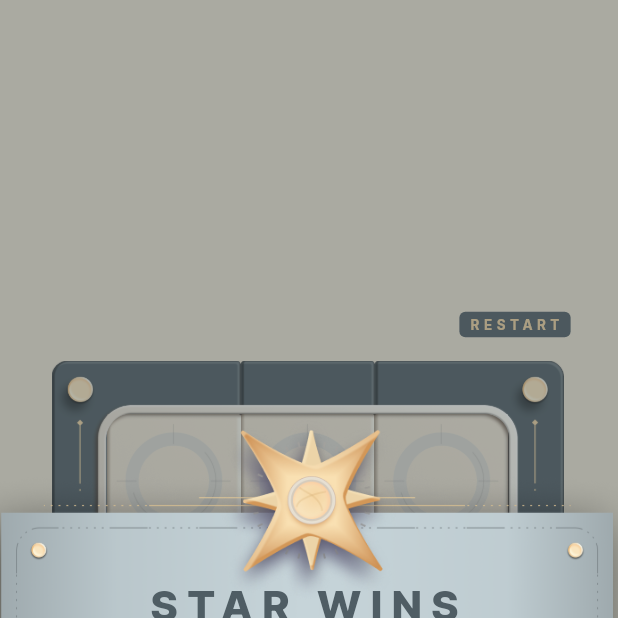
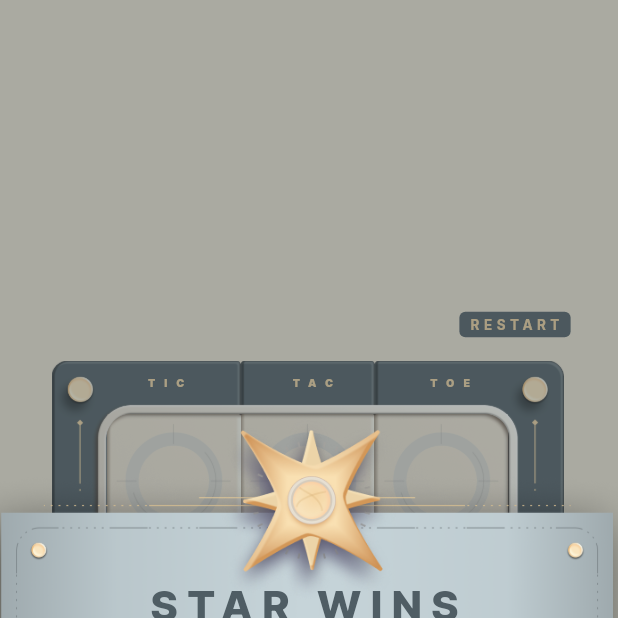
Before and after one commit to sanihaq/cosmic_tic_tac_toe, a Flutter app: the screen it shows after launch, on a phone screen of 412 x 824 dp, the top half of it. Run offline on Flutter 3.47's test engine with Material 2 defaults, Android fonts, the phone set to English and light mode, and no system bars; missing offline and left inert: flutter_reactive_value, window_manager.

Commit message:
tic tac toe

```diff
--- a/lib/views/game.dart
+++ b/lib/views/game.dart
@@ -62,6 +62,28 @@ class _TicTacToeState extends State<TicTacToe> {
                     child: Stack(
                       children: [
                         Image.asset(kBoardBackground),
+                        Padding(
+                          padding:
+                              const EdgeInsets.symmetric(horizontal: 32, vertical: 10.0),
+                          child: Row(
+                            mainAxisAlignment: MainAxisAlignment.spaceAround,
+                            children: ['TIC', ' TAC', 'TOE']
+                                .map(
+                                  (e) => Text(
+                                    e,
+                                    textAlign: TextAlign.center,
+                                    style: const TextStyle(
+                                      color: Color(0xFFEED3A3),
+                                      fontSize: 7,
+                                      fontFamily: 'Inter',
+                                      fontWeight: FontWeight.w900,
+                                      letterSpacing: 6,
+                                    ),
+                                  ),
+                                )
+                                .toList(),
+                          ),
+                        ),
                         Align(
                           alignment: Alignment.center,
                           child: Padding(
```
